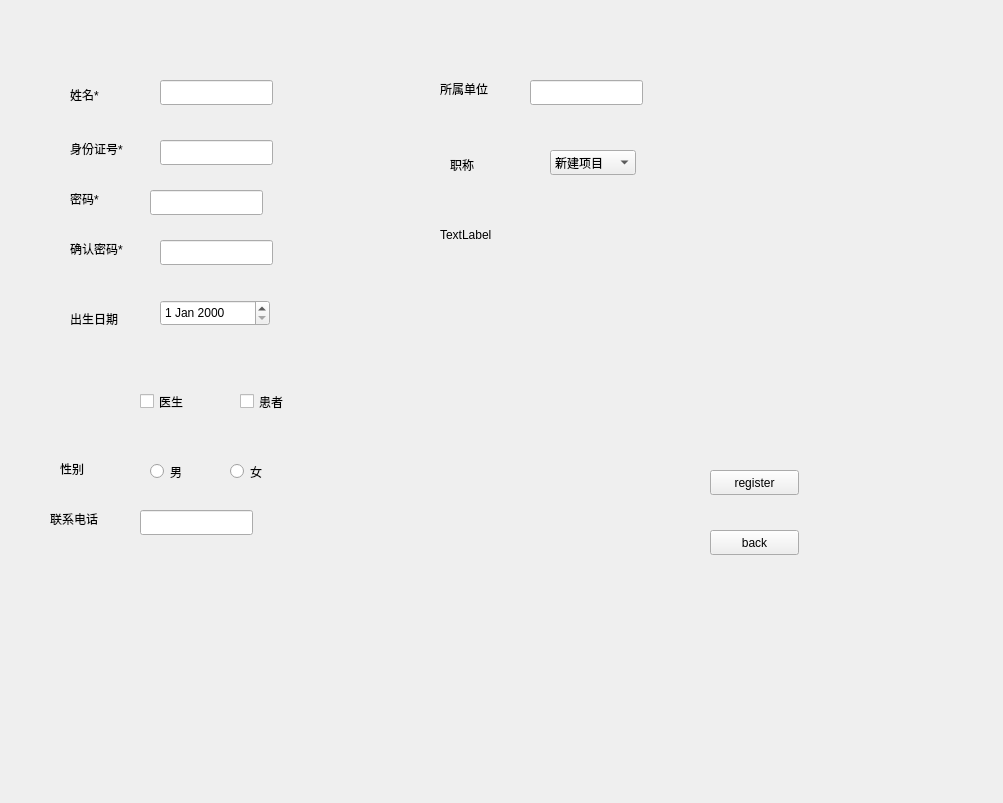
Old version of the form ui/Register.ui in the repository BottleOfErie/SmartHospital.
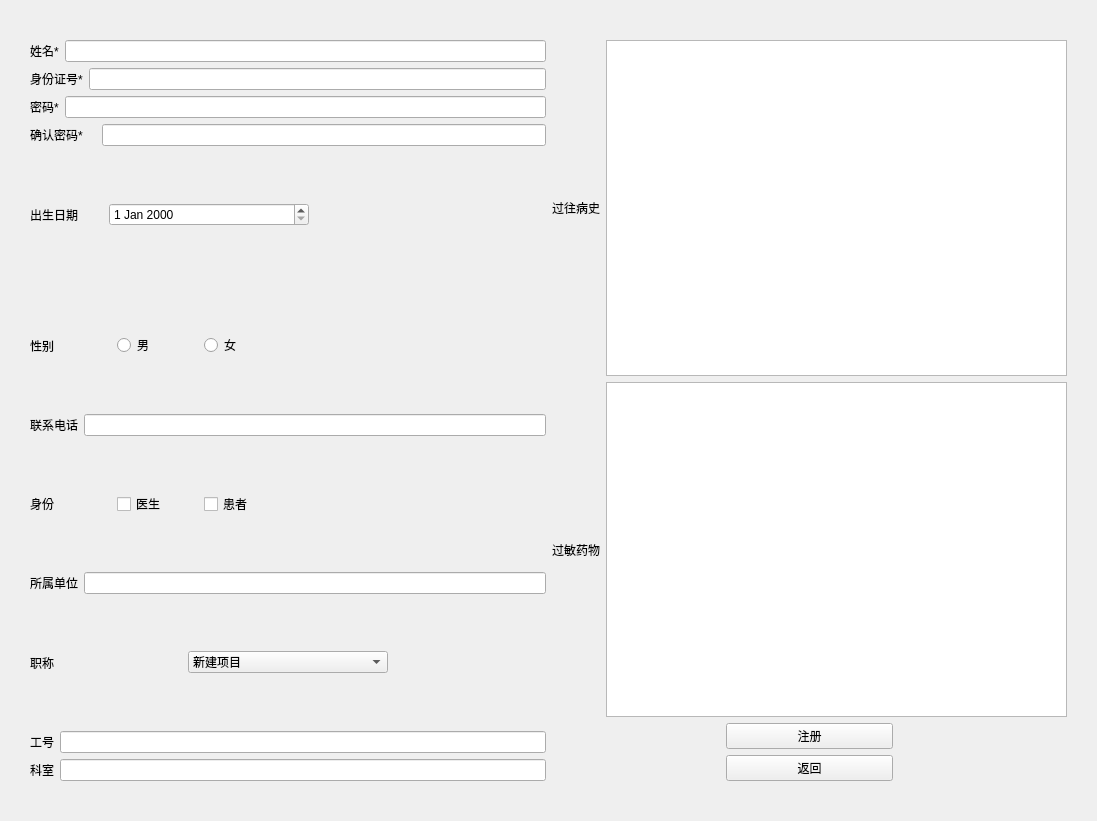
New version of the form. Icons and pictures are not drawn.

```diff
--- a/ui/Register.ui
+++ b/ui/Register.ui
@@ -6,299 +6,284 @@
    <rect>
     <x>0</x>
     <y>0</y>
-    <width>1003</width>
-    <height>803</height>
+    <width>1097</width>
+    <height>821</height>
    </rect>
   </property>
+  <property name="minimumSize">
+   <size>
+    <width>50</width>
+    <height>0</height>
+   </size>
+  </property>
   <property name="windowTitle">
    <string>Form</string>
   </property>
+  <property name="styleSheet">
+   <string notr="true">#Register{border-image: url(:/images/02.jpg);}</string>
+  </property>
+  <layout class="QGridLayout" name="gridLayout">
+   <property name="leftMargin">
+    <number>30</number>
+   </property>
+   <property name="topMargin">
+    <number>40</number>
+   </property>
+   <property name="rightMargin">
+    <number>30</number>
+   </property>
+   <property name="bottomMargin">
+    <number>40</number>
+   </property>
+   <item row="0" column="0" rowspan="2">
+    <layout class="QVBoxLayout" name="verticalLayout">
+     <item>
+      <layout class="QHBoxLayout" name="horizontalLayout">
+       <item>
+        <widget class="QLabel" name="label_5">
+         <property name="text">
+          <string>姓名*</string>
+         </property>
+        </widget>
+       </item>
+       <item>
+        <widget class="QLineEdit" name="lineEdit_2"/>
+       </item>
+      </layout>
+     </item>
+     <item>
+      <layout class="QHBoxLayout" name="horizontalLayout_2">
+       <item>
   <widget class="QLabel" name="label_2">
-   <property name="geometry">
-    <rect>
-     <x>70</x>
-     <y>140</y>
-     <width>67</width>
-     <height>17</height>
-    </rect>
-   </property>
    <property name="text">
     <string>身份证号*</string>
    </property>
   </widget>
+       </item>
+       <item>
+        <widget class="QLineEdit" name="username"/>
+       </item>
+      </layout>
+     </item>
+     <item>
+      <layout class="QHBoxLayout" name="horizontalLayout_3">
+       <item>
   <widget class="QLabel" name="label_3">
-   <property name="geometry">
-    <rect>
-     <x>70</x>
-     <y>190</y>
-     <width>67</width>
-     <height>17</height>
-    </rect>
-   </property>
    <property name="text">
     <string>密码*</string>
    </property>
   </widget>
+       </item>
+       <item>
+        <widget class="QLineEdit" name="password"/>
+       </item>
+      </layout>
+     </item>
+     <item>
+      <layout class="QHBoxLayout" name="horizontalLayout_4">
+       <item>
+        <widget class="QLabel" name="label">
+         <property name="text">
+          <string>确认密码*</string>
+         </property>
+        </widget>
+       </item>
+       <item>
   <widget class="QLabel" name="label_4">
-   <property name="geometry">
-    <rect>
-     <x>70</x>
-     <y>280</y>
-     <width>67</width>
-     <height>17</height>
-    </rect>
-   </property>
    <property name="text">
     <string/>
    </property>
   </widget>
+       </item>
+       <item>
+        <widget class="QLineEdit" name="lineEdit"/>
+       </item>
+      </layout>
+     </item>
+     <item>
+      <layout class="QHBoxLayout" name="horizontalLayout_5">
+       <item>
   <widget class="QLabel" name="label_6">
-   <property name="geometry">
-    <rect>
-     <x>70</x>
-     <y>310</y>
-     <width>67</width>
-     <height>17</height>
-    </rect>
-   </property>
    <property name="text">
     <string>出生日期</string>
    </property>
   </widget>
+       </item>
+       <item>
+        <widget class="QDateEdit" name="dateEdit">
+         <property name="minimumSize">
+          <size>
+           <width>200</width>
+           <height>0</height>
+          </size>
+         </property>
+        </widget>
+       </item>
+       <item>
+        <widget class="QLabel" name="label_21">
+         <property name="text">
+          <string/>
+         </property>
+        </widget>
+       </item>
+       <item>
+        <widget class="QLabel" name="label_25">
+         <property name="text">
+          <string/>
+         </property>
+        </widget>
+       </item>
+       <item>
+        <widget class="QLabel" name="label_26">
+         <property name="text">
+          <string/>
+         </property>
+        </widget>
+       </item>
+      </layout>
+     </item>
+     <item>
+      <layout class="QHBoxLayout" name="horizontalLayout_6">
+       <item>
   <widget class="QLabel" name="label_7">
-   <property name="geometry">
-    <rect>
-     <x>60</x>
-     <y>460</y>
-     <width>67</width>
-     <height>17</height>
-    </rect>
-   </property>
    <property name="text">
     <string>性别</string>
    </property>
   </widget>
+       </item>
+       <item>
+        <widget class="QRadioButton" name="radioButton">
+         <property name="text">
+          <string>男</string>
+         </property>
+        </widget>
+       </item>
+       <item>
+        <widget class="QRadioButton" name="radioButton_2">
+         <property name="text">
+          <string>女</string>
+         </property>
+        </widget>
+       </item>
+       <item>
+        <widget class="QLabel" name="label_27">
+         <property name="text">
+          <string/>
+         </property>
+        </widget>
+       </item>
+       <item>
+        <widget class="QLabel" name="label_28">
+         <property name="text">
+          <string/>
+         </property>
+        </widget>
+       </item>
+       <item>
+        <widget class="QLabel" name="label_29">
+         <property name="text">
+          <string/>
+         </property>
+        </widget>
+       </item>
+      </layout>
+     </item>
+     <item>
+      <layout class="QHBoxLayout" name="horizontalLayout_7">
+       <item>
   <widget class="QLabel" name="label_8">
-   <property name="geometry">
-    <rect>
-     <x>50</x>
-     <y>510</y>
-     <width>67</width>
-     <height>17</height>
-    </rect>
-   </property>
    <property name="text">
     <string>联系电话</string>
    </property>
   </widget>
-  <widget class="QLabel" name="label_9">
-   <property name="geometry">
-    <rect>
-     <x>440</x>
-     <y>80</y>
-     <width>67</width>
-     <height>17</height>
-    </rect>
-   </property>
+       </item>
+       <item>
+        <widget class="QLineEdit" name="phone"/>
+       </item>
+      </layout>
+     </item>
+     <item>
+      <layout class="QHBoxLayout" name="horizontalLayout_8">
+       <item>
+        <widget class="QLabel" name="label_12">
    <property name="text">
-    <string>所属单位</string>
-   </property>
-  </widget>
-  <widget class="QLineEdit" name="username">
-   <property name="geometry">
-    <rect>
-     <x>160</x>
-     <y>140</y>
-     <width>113</width>
-     <height>25</height>
-    </rect>
-   </property>
-  </widget>
-  <widget class="QLineEdit" name="password">
-   <property name="geometry">
-    <rect>
-     <x>150</x>
-     <y>190</y>
-     <width>113</width>
-     <height>25</height>
-    </rect>
-   </property>
-  </widget>
+          <string>身份</string>
+         </property>
+        </widget>
+       </item>
+       <item>
   <widget class="QCheckBox" name="checkBox">
-   <property name="geometry">
-    <rect>
-     <x>140</x>
-     <y>390</y>
-     <width>92</width>
-     <height>23</height>
-    </rect>
-   </property>
    <property name="text">
     <string>医生</string>
    </property>
   </widget>
+       </item>
+       <item>
   <widget class="QCheckBox" name="checkBox_2">
-   <property name="geometry">
-    <rect>
-     <x>240</x>
-     <y>390</y>
-     <width>92</width>
-     <height>23</height>
-    </rect>
-   </property>
    <property name="text">
     <string>患者</string>
    </property>
   </widget>
-  <widget class="QLineEdit" name="phone">
-   <property name="geometry">
-    <rect>
-     <x>140</x>
-     <y>510</y>
-     <width>113</width>
-     <height>25</height>
-    </rect>
-   </property>
-  </widget>
-  <widget class="QLineEdit" name="organization">
-   <property name="geometry">
-    <rect>
-     <x>530</x>
-     <y>80</y>
-     <width>113</width>
-     <height>25</height>
-    </rect>
-   </property>
-  </widget>
-  <widget class="QPushButton" name="registerButton">
-   <property name="geometry">
-    <rect>
-     <x>710</x>
-     <y>470</y>
-     <width>89</width>
-     <height>25</height>
-    </rect>
-   </property>
+       </item>
+       <item>
+        <widget class="QLabel" name="label_30">
    <property name="text">
-    <string>register</string>
-   </property>
-  </widget>
-  <widget class="QPushButton" name="backButton">
-   <property name="geometry">
-    <rect>
-     <x>710</x>
-     <y>530</y>
-     <width>89</width>
-     <height>25</height>
-    </rect>
-   </property>
+          <string/>
+         </property>
+        </widget>
+       </item>
+       <item>
+        <widget class="QLabel" name="label_31">
    <property name="text">
-    <string>back</string>
-   </property>
-  </widget>
-  <widget class="QLabel" name="label">
-   <property name="geometry">
-    <rect>
-     <x>70</x>
-     <y>240</y>
-     <width>67</width>
-     <height>17</height>
-    </rect>
-   </property>
+          <string/>
+         </property>
+        </widget>
+       </item>
+       <item>
+        <widget class="QLabel" name="label_32">
    <property name="text">
-    <string>确认密码*</string>
-   </property>
-  </widget>
-  <widget class="QLineEdit" name="lineEdit">
-   <property name="geometry">
-    <rect>
-     <x>160</x>
-     <y>240</y>
-     <width>113</width>
-     <height>25</height>
-    </rect>
-   </property>
-  </widget>
-  <widget class="QDateEdit" name="dateEdit">
-   <property name="geometry">
-    <rect>
-     <x>160</x>
-     <y>300</y>
-     <width>110</width>
-     <height>26</height>
-    </rect>
-   </property>
-  </widget>
-  <widget class="QLabel" name="label_5">
-   <property name="geometry">
-    <rect>
-     <x>70</x>
-     <y>80</y>
-     <width>82</width>
-     <height>29</height>
-    </rect>
-   </property>
+          <string/>
+         </property>
+        </widget>
+       </item>
+      </layout>
+     </item>
+     <item>
+      <layout class="QHBoxLayout" name="horizontalLayout_9">
+       <item>
+        <widget class="QLabel" name="label_9">
    <property name="text">
-    <string>姓名*</string>
-   </property>
-  </widget>
-  <widget class="QLineEdit" name="lineEdit_2">
-   <property name="geometry">
-    <rect>
-     <x>160</x>
-     <y>80</y>
-     <width>113</width>
-     <height>25</height>
-    </rect>
-   </property>
-  </widget>
-  <widget class="QRadioButton" name="radioButton">
-   <property name="geometry">
-    <rect>
-     <x>150</x>
-     <y>460</y>
-     <width>112</width>
-     <height>23</height>
-    </rect>
-   </property>
-   <property name="text">
-    <string>男</string>
-   </property>
-  </widget>
-  <widget class="QRadioButton" name="radioButton_2">
-   <property name="geometry">
-    <rect>
-     <x>230</x>
-     <y>460</y>
-     <width>112</width>
-     <height>23</height>
-    </rect>
-   </property>
-   <property name="text">
-    <string>女</string>
-   </property>
-  </widget>
+          <string>所属单位</string>
+         </property>
+        </widget>
+       </item>
+       <item>
+        <widget class="QLineEdit" name="organization"/>
+       </item>
+      </layout>
+     </item>
+     <item>
+      <layout class="QHBoxLayout" name="horizontalLayout_10">
+       <item>
   <widget class="QLabel" name="label_10">
-   <property name="geometry">
-    <rect>
-     <x>450</x>
-     <y>150</y>
-     <width>82</width>
-     <height>29</height>
-    </rect>
+         <property name="minimumSize">
+          <size>
+           <width>50</width>
+           <height>0</height>
+          </size>
    </property>
    <property name="text">
     <string>职称</string>
    </property>
   </widget>
+       </item>
+       <item>
   <widget class="QComboBox" name="comboBox">
-   <property name="geometry">
-    <rect>
-     <x>550</x>
-     <y>150</y>
-     <width>86</width>
-     <height>25</height>
-    </rect>
+         <property name="minimumSize">
+          <size>
+           <width>200</width>
+           <height>20</height>
+          </size>
    </property>
    <item>
     <property name="text">
@@ -331,19 +316,133 @@
     </property>
    </item>
   </widget>
+       </item>
+       <item>
+        <widget class="QLabel" name="label_22">
+         <property name="text">
+          <string/>
+         </property>
+        </widget>
+       </item>
+      </layout>
+     </item>
+     <item>
+      <layout class="QHBoxLayout" name="horizontalLayout_11">
+       <item>
   <widget class="QLabel" name="label_11">
-   <property name="geometry">
-    <rect>
-     <x>440</x>
-     <y>220</y>
-     <width>82</width>
-     <height>29</height>
-    </rect>
-   </property>
+         <property name="text">
+          <string>工号</string>
+         </property>
+        </widget>
+       </item>
+       <item>
+        <widget class="QLineEdit" name="lineEdit_3"/>
+       </item>
+      </layout>
+     </item>
+     <item>
+      <layout class="QHBoxLayout" name="horizontalLayout_14">
+       <item>
+        <widget class="QLabel" name="label_13">
    <property name="text">
-    <string>TextLabel</string>
-   </property>
-  </widget>
+          <string>科室</string>
+         </property>
+        </widget>
+       </item>
+       <item>
+        <widget class="QLineEdit" name="lineEdit_4"/>
+       </item>
+      </layout>
+     </item>
+    </layout>
+   </item>
+   <item row="1" column="1">
+    <layout class="QVBoxLayout" name="verticalLayout_4">
+     <item>
+      <layout class="QHBoxLayout" name="horizontalLayout_15">
+       <item>
+        <widget class="QLabel" name="label_17">
+         <property name="text">
+          <string/>
+         </property>
+        </widget>
+       </item>
+       <item>
+        <widget class="QPushButton" name="registerButton">
+         <property name="text">
+          <string>注册</string>
+         </property>
+        </widget>
+       </item>
+       <item>
+        <widget class="QLabel" name="label_16">
+         <property name="text">
+          <string/>
+         </property>
+        </widget>
+       </item>
+      </layout>
+     </item>
+     <item>
+      <layout class="QHBoxLayout" name="horizontalLayout_16">
+       <item>
+        <widget class="QLabel" name="label_19">
+         <property name="text">
+          <string/>
+         </property>
+        </widget>
+       </item>
+       <item>
+        <widget class="QPushButton" name="backButton">
+         <property name="text">
+          <string>返回</string>
+         </property>
+        </widget>
+       </item>
+       <item>
+        <widget class="QLabel" name="label_18">
+         <property name="text">
+          <string/>
+         </property>
+        </widget>
+       </item>
+      </layout>
+     </item>
+    </layout>
+   </item>
+   <item row="0" column="1">
+    <layout class="QVBoxLayout" name="verticalLayout_2">
+     <item>
+      <layout class="QHBoxLayout" name="horizontalLayout_12">
+       <item>
+        <widget class="QLabel" name="label_14">
+         <property name="text">
+          <string>过往病史</string>
+         </property>
+        </widget>
+       </item>
+       <item>
+        <widget class="QTextEdit" name="textEdit"/>
+       </item>
+      </layout>
+     </item>
+     <item>
+      <layout class="QHBoxLayout" name="horizontalLayout_13">
+       <item>
+        <widget class="QLabel" name="label_15">
+         <property name="text">
+          <string>过敏药物</string>
+         </property>
+        </widget>
+       </item>
+       <item>
+        <widget class="QTextEdit" name="textEdit_2"/>
+       </item>
+      </layout>
+     </item>
+    </layout>
+   </item>
+  </layout>
  </widget>
  <resources/>
  <connections/>
```
Lines whose indentation alone changed are shown as unchanged.
